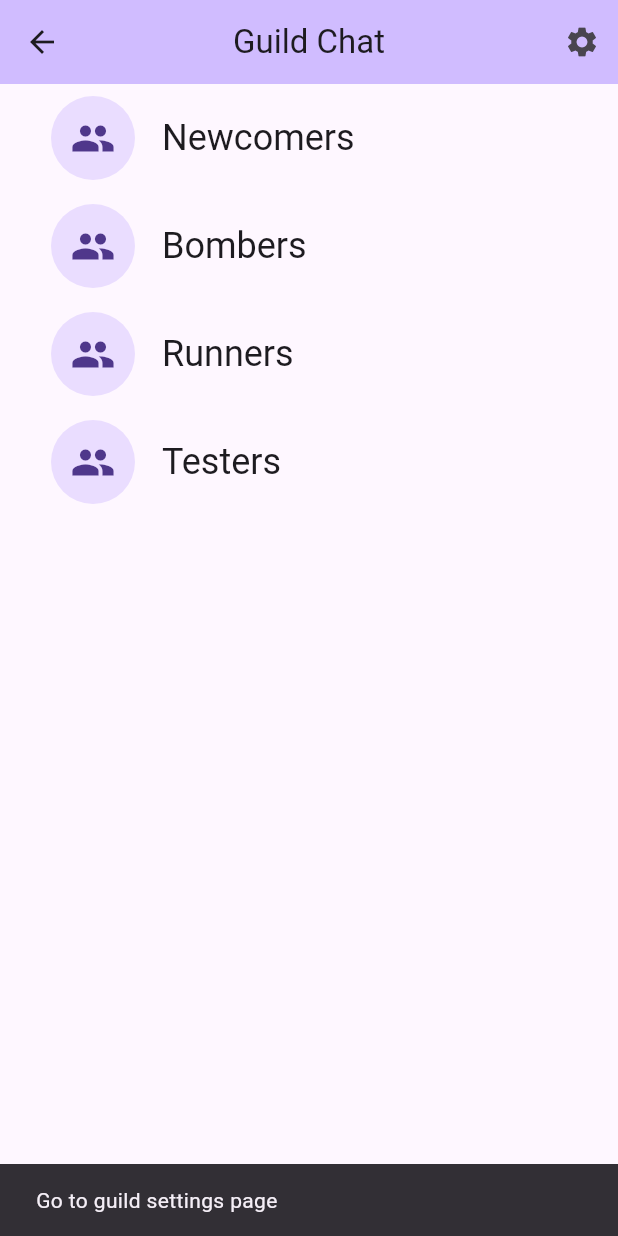
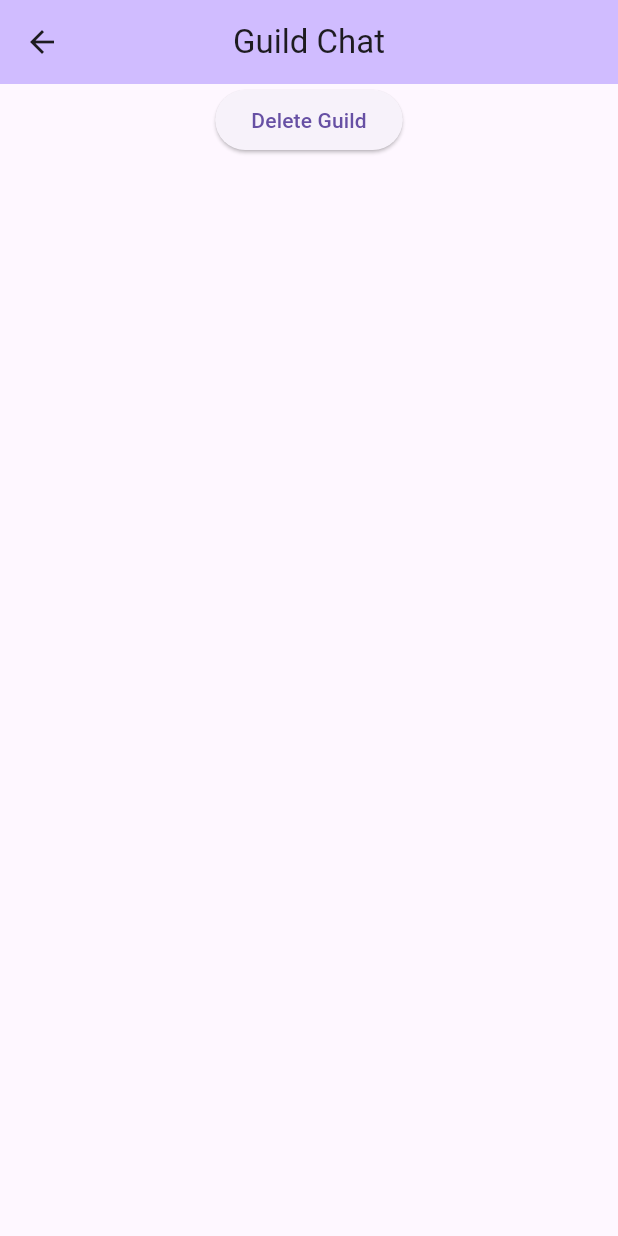
Before and after one commit to Daniel-G-Maryville/GuildChat_flutter, a Flutter app: the GuildScreen screen opened by its route, after a tap on the "settings" icon, on a phone screen of 412 x 824 dp. Run offline on Flutter 3.47's test engine with Material 3 defaults, Android fonts, the phone set to English and light mode, and no system bars; our stand-ins replace cloud_firestore, firebase_auth, firebase_core, flutter_riverpod, go_router; accounts and stored records are empty; generated files the repository leaves out were written again.

Commit message:
Added Update Guild Page structure 	modified:   lib/routes.dart 	modified:   lib/ui/guild/guild_screen.dart 	new file:   lib/ui/guild/update_guild_screen.dart

```diff
--- a/lib/routes.dart
+++ b/lib/routes.dart
@@ -13,6 +13,7 @@ import 'package:guild_chat/ui/guild/guild_screen.dart';
 import 'package:guild_chat/ui/chat/chat_screen.dart';
 import 'package:guild_chat/ui/chat/chat_viewmodel.dart';
 import 'package:guild_chat/ui/guild/create_guild_screen.dart';
+import 'package:guild_chat/ui/guild/update_guild_screen.dart';
 
 final String title = 'Guild Chat';
 
@@ -75,6 +76,10 @@ final routerProvider = Provider<GoRouter>((ref) {
         path: '/guild/create',
         builder: (context, state) => CreateGuildScreen(title: title),
       ),
+      GoRoute(
+        path: '/guild/update',
+        builder: (context, state) => UpdateGuildScreen(title: title),
+      ),
     ],
   );
 });
--- a/lib/ui/guild/guild_screen.dart
+++ b/lib/ui/guild/guild_screen.dart
@@ -36,7 +36,7 @@ class _GuildScreenState extends State<GuildScreen> {
       setState(() {});
     }
   }
-
+  //this creates the top navigation pannel
   @override
   Widget build(BuildContext context) {
     return Scaffold(
@@ -54,10 +54,7 @@ class _GuildScreenState extends State<GuildScreen> {
           IconButton(
             icon: const Icon(Icons.settings),
             onPressed: () {
-              //replace with actual navigation logic in the future
-              ScaffoldMessenger.of(context).showSnackBar(
-                          SnackBar(content: Text('Go to guild settings page')),
-                        );
+              context.push('/guild/update');
             },
           ),
         ],
--- /dev/null
+++ b/lib/ui/guild/update_guild_screen.dart
@@ -0,0 +1,61 @@
+import 'package:flutter/material.dart';
+import 'package:go_router/go_router.dart';
+
+class UpdateGuildScreen extends StatefulWidget {
+  const UpdateGuildScreen({
+    super.key,
+    required this.title,
+  });
+
+  final String title;
+
+  @override
+  State<UpdateGuildScreen> createState() => _UpdateGuildScreenState();
+}
+
+class _UpdateGuildScreenState extends State<UpdateGuildScreen> {
+  @override
+  void initState() {
+    super.initState();
+  }
+
+  @override
+  void dispose() {
+    super.dispose();
+  }
+
+  //top navigation pannel construction
+  @override
+  Widget build(BuildContext context) {
+    return Scaffold(
+      appBar: AppBar(
+        backgroundColor: Theme.of(context).colorScheme.inversePrimary,
+        leading: IconButton(
+          icon: const Icon(Icons.arrow_back),
+          onPressed: () {
+            context.pop();
+          },
+        ),
+        title: Text(widget.title),
+        centerTitle: true,
+      ),
+      body: Center(
+        child: Column(
+          //this button will be later used to delete specific guilds
+          //this section may be expanded later to add more guild features and settings
+          children: [
+            ElevatedButton(
+              onPressed: () {
+                //replace with actual guild creation logic in the future
+              ScaffoldMessenger.of(context).showSnackBar(
+                          SnackBar(content: Text('Deleted Guild')),
+                        );
+              },
+              child: const Text('Delete Guild'),
+            ),
+          ]
+        ),
+      ),
+    );
+  }
+}
```
